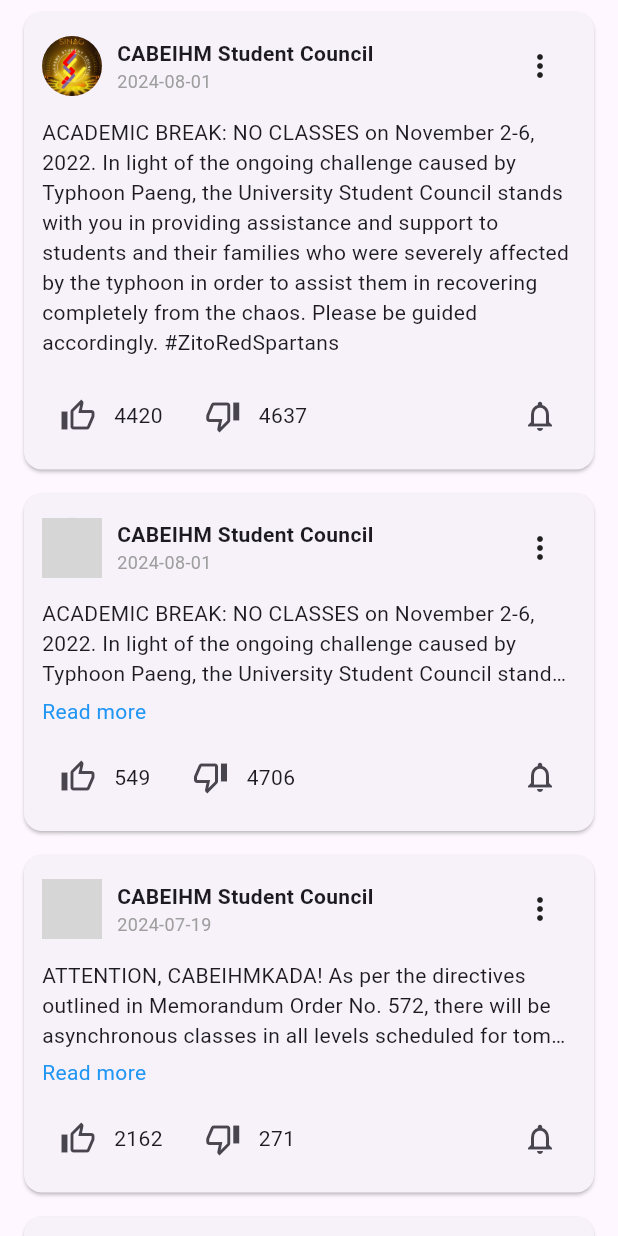
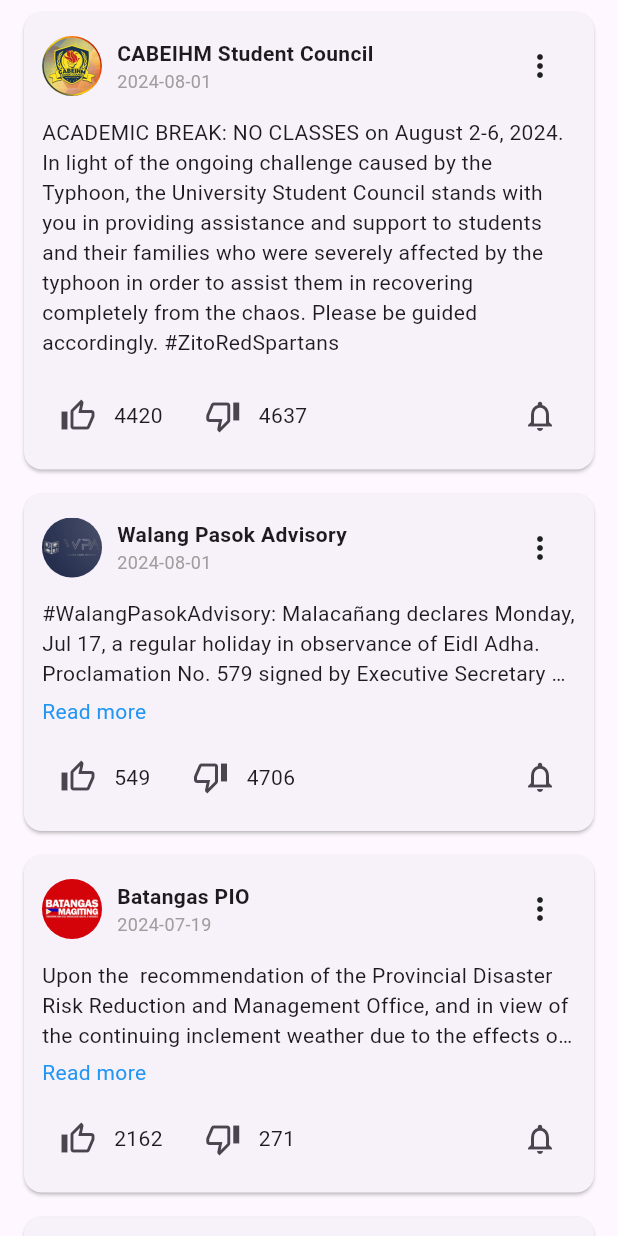
Before and after one commit to AaronCrisologo/Class-Compass-Your-University-Companion-App-, a Flutter app: the AnnouncementsScreen screen opened directly, after a tap on "Read more", on a phone screen of 412 x 824 dp. Run offline on Flutter 3.47's test engine with Material 3 defaults, Android fonts, the light colour scheme and no system bars; our stand-ins replace flutter_colorpicker, font_awesome_flutter; grey boxes are pictures that could not be loaded.

Commit message:
Adjusted mock data
Adjusted data from notification and announcement screens to make it more focused for BSU and Batanagas

```diff
--- a/lib/announcements_screen.dart
+++ b/lib/announcements_screen.dart
@@ -13,10 +13,10 @@ class _AnnouncementsScreenState extends State<AnnouncementsScreen> {
   // Mock announcement data
   final List<Map<String, dynamic>> announcements = [
     {
-      'profilePicture': 'assets/BSUSSC.png', // Path to profile picture
+      'profilePicture': 'assets/cabeihm.jpg',
       'accountName': 'CABEIHM Student Council',
       'message':
-          'ACADEMIC BREAK: NO CLASSES on November 2-6, 2022. In light of the ongoing challenge caused by Typhoon Paeng, the University Student Council stands with you in providing assistance and support to students and their families who were severely affected by the typhoon in order to assist them in recovering completely from the chaos. Please be guided accordingly. #ZitoRedSpartans',
+          'ACADEMIC BREAK: NO CLASSES on August 2-6, 2024. In light of the ongoing challenge caused by the Typhoon, the University Student Council stands with you in providing assistance and support to students and their families who were severely affected by the typhoon in order to assist them in recovering completely from the chaos. Please be guided accordingly. #ZitoRedSpartans',
       'likes': 0,
       'dislikes': 0,
       'notifications': false,
@@ -26,10 +26,10 @@ class _AnnouncementsScreenState extends State<AnnouncementsScreen> {
       'expanded': false,
     },
     {
-      'profilePicture': 'assets/profile2.png', // Path to profile picture
-      'accountName': 'CABEIHM Student Council',
+      'profilePicture': 'assets/wpa.jpg',
+      'accountName': 'Walang Pasok Advisory',
       'message':
-          'ACADEMIC BREAK: NO CLASSES on November 2-6, 2022. In light of the ongoing challenge caused by Typhoon Paeng, the University Student Council stands with you in providing assistance and support to students and their families who were severely affected by the typhoon in order to assist them in recovering completely from the chaos. Please be guided accordingly. #ZitoRedSpartans',
+          '#WalangPasokAdvisory: Malacañang declares Monday, Jul 17, a regular holiday in observance of Eidl Adha. Proclamation No. 579 signed by Executive Secretary Lucas Bersamin was released yesterday, June 5, 2024.',
       'likes': 0,
       'dislikes': 0,
       'notifications': false,
@@ -39,10 +39,10 @@ class _AnnouncementsScreenState extends State<AnnouncementsScreen> {
       'expanded': false,
     },
     {
-      'profilePicture': 'assets/profile3.png', // Path to profile picture
-      'accountName': 'CABEIHM Student Council',
+      'profilePicture': 'assets/batspio.jpg',
+      'accountName': 'Batangas PIO',
       'message':
-          'ATTENTION, CABEIHMKADA! As per the directives outlined in Memorandum Order No. 572, there will be asynchronous classes in all levels scheduled for tomorrow, on November 3, 2022. It is with consideration of the celebration of All Saints\' Day, providing both students and faculty an opportunity to spend time with their families. Source: Office of the University President #CABEIHMAboveandBeyond',
+          'Upon the  recommendation of the Provincial Disaster Risk Reduction and Management Office, and in view of the continuing inclement weather due to the effects of TS Florita (moderate to heavy rains) the Provincial Government of Batangas, as per Gov. DoDo Mandanas, declares that classes, in private and public schools, from kindergarten to senior high school, are suspended tomorrow, 24 August 2022, in the whole Province of Batangas. Stay safe Batangueños! God bless.',
       'likes': 0,
       'dislikes': 0,
       'notifications': false,
@@ -52,7 +52,33 @@ class _AnnouncementsScreenState extends State<AnnouncementsScreen> {
       'expanded': false,
     },
     {
-      'profilePicture': 'assets/profile4.png', // Path to profile picture
+      'profilePicture': 'assets/cics.jpg',
+      'accountName': 'College of Informatics and Computing Sciences - CICS',
+      'message':
+          'Classes will be suspended on all campuses today, April 10, 2024. Only faculty members and employees are expected to report to work. Please be guided accordingly. Dissemination of this advisory to all concerned is desired. Source: Office of the President, Batangas State University',
+      'likes': 0,
+      'dislikes': 0,
+      'notifications': false,
+      'liked': false,
+      'disliked': false,
+      'date': null,
+      'expanded': false,
+    },
+    {
+      'profilePicture': 'assets/cabeihm.jpg',
+      'accountName': 'CABEIHM Student Council',
+      'message':
+          'ATTENTION, CABEIHMKADA! As per the directives outlined in Memorandum Order No. 572, there will be asynchronous classes in all levels scheduled for tomorrow, on July 3, 2024. It is with consideration of the celebration of All Saints\' Day, providing both students and faculty an opportunity to spend time with their families. Source: Office of the University President #CABEIHMAboveandBeyond',
+      'likes': 0,
+      'dislikes': 0,
+      'notifications': false,
+      'liked': false,
+      'disliked': false,
+      'date': null,
+      'expanded': false,
+    },
+    {
+      'profilePicture': 'assets/BSUSSC.png',
       'accountName': 'Supreme Student Council - BatStateU Alangilan Campus',
       'message':
           'In view of Typhoon Signal Number 2 being raised over Eastern Batangas due to Typhoon Paeng, classes are hereby suspended both synchronous and asynchronous on October 29, 2022, Saturday. Keep safe and stay dry, Red Spartans! #WalangPasok #TyphoonKarding',
@@ -65,10 +91,10 @@ class _AnnouncementsScreenState extends State<AnnouncementsScreen> {
       'expanded': false,
     },
     {
-      'profilePicture': 'assets/profile5.png', // Path to profile picture
-      'accountName': 'Supreme Student Council - BatStateU Alangilan Campus',
+      'profilePicture': 'assets/cics_sc.jpg',
+      'accountName': 'CICS Alangilan - Student Council',
       'message':
-          'ANNOUNCEMENT: NO CLASSES Source: Official Gazette Pursuant to Proclamation No. 986 of the President, April 9, 2021 (Friday) was declared as a regular holiday to commemorate the Araw ng Kagitingan. #ZitoRedSpartans',
+          'No classes on Monday for the school holiday. Enjoy your long weekend everyone!',
       'likes': 0,
       'dislikes': 0,
       'notifications': false,
@@ -78,10 +104,10 @@ class _AnnouncementsScreenState extends State<AnnouncementsScreen> {
       'expanded': false,
     },
     {
-      'profilePicture': 'assets/profile6.png', // Path to profile picture
-      'accountName': 'College of Informatics and Computing Sciences - CICS',
+      'profilePicture': 'assets/pagasa.png',
+      'accountName': 'Dost_pagasa',
       'message':
-          'Classes will be suspended on all campuses today, April 10, 2017. Only faculty members and employees are expected to report to work. Please be guided accordingly. Dissemination of this advisory to all concerned is desired. Source: Office of the President, Batangas State University',
+          'TROPICAL CYCLONE BULLETIN NR. 16 Super Typhoon #GoringPH (SAOLA) Issued at 5:00 PM, 27 August 2023 Valid for broadcast until the next bulletin at 11:00 PM today. GORING PERSISTS IN STRENGTH WHILE MOVING SOUTH SOUTHEASTWARD EAST NORTHEAST OF CASIGURAN, AURORA',
       'likes': 0,
       'dislikes': 0,
       'notifications': false,
@@ -91,7 +117,7 @@ class _AnnouncementsScreenState extends State<AnnouncementsScreen> {
       'expanded': false,
     },
     {
-      'profilePicture': 'assets/profile7.png', // Path to profile picture
+      'profilePicture': 'assets/cics.jpg',
       'accountName': 'College of Informatics and Computing Sciences - CICS',
       'message':
           'Due to the moderate and heavy rains brought by Tropical Depression Florita, and by recommendation of the Batangas City Mayor, Face-to-Face and Online Classes in ALL LEVELS of BatStateU Pablo Borbon and BatStateU Alangilan are hereby suspended today, August 24. Please observe safety precautions until the situation has normalized.',
@@ -104,7 +130,7 @@ class _AnnouncementsScreenState extends State<AnnouncementsScreen> {
       'expanded': false,
     },
     {
-      'profilePicture': 'assets/profile8.png', // Path to profile picture
+      'profilePicture': 'assets/BSUSSC.png',
       'accountName': 'Supreme Student Council - BatStateU Alangilan Campus',
       'message':
           'Classes are suspended tomorrow due to typhoon warnings. Stay safe everyone!',
@@ -117,20 +143,7 @@ class _AnnouncementsScreenState extends State<AnnouncementsScreen> {
       'expanded': false,
     },
     {
-      'profilePicture': 'assets/profile9.png', // Path to profile picture
-      'accountName': 'CICS Alangilan - Student Council',
-      'message':
-          'No classes on Monday for the school holiday. Enjoy your long weekend!',
-      'likes': 0,
-      'dislikes': 0,
-      'notifications': false,
-      'liked': false,
-      'disliked': false,
-      'date': null,
-      'expanded': false,
-    },
-    {
-      'profilePicture': 'assets/profile10.png', // Path to profile picture
+      'profilePicture': 'assets/cics.jpg',
       'accountName': 'College of Informatics and Computing Sciences - CICS',
       'message':
           'Class schedules will be adjusted due to ongoing repairs in the main building. Check the updated schedule on our website.',
@@ -143,8 +156,8 @@ class _AnnouncementsScreenState extends State<AnnouncementsScreen> {
       'expanded': false,
     },
     {
-      'profilePicture': 'assets/profile11.png', // Path to profile picture
-      'accountName': 'Walang Pasok',
+      'profilePicture': 'assets/wpa.jpg',
+      'accountName': 'Walang Pasok Advisory',
       'message':
           'Classes are suspended today due to heavy rainfall and flooding in the area. Stay dry and safe!',
       'likes': 0,
@@ -156,7 +169,7 @@ class _AnnouncementsScreenState extends State<AnnouncementsScreen> {
       'expanded': false,
     },
     {
-      'profilePicture': 'assets/profile12.png', // Path to profile picture
+      'profilePicture': 'assets/batspio.jpg',
       'accountName': 'Batangas PIO',
       'message':
           'Typhoon Signal Number 3 is raised in our area. Classes are suspended until further notice.',
@@ -169,10 +182,23 @@ class _AnnouncementsScreenState extends State<AnnouncementsScreen> {
       'expanded': false,
     },
     {
-      'profilePicture': 'assets/profile13.png', // Path to profile picture
-      'accountName': 'PAG-ASA',
+      'profilePicture': 'assets/pagasa.png',
+      'accountName': 'Dost_pagasa',
       'message':
           'Weather update: Typhoon approaching. Please monitor local news for announcements on class suspensions.',
+      'likes': 0,
+      'dislikes': 0,
+      'notifications': false,
+      'liked': false,
+      'disliked': false,
+      'date': null,
+      'expanded': false,
+    },
+    {
+      'profilePicture': 'assets/BSUSSC.png',
+      'accountName': 'Supreme Student Council - BatStateU Alangilan Campus',
+      'message':
+          'ANNOUNCEMENT: NO CLASSES Source: Official Gazette Pursuant to Proclamation No. 986 of the President, April 9, 2021 (Friday) was declared as a regular holiday to commemorate the Araw ng Kagitingan. #ZitoRedSpartans',
       'likes': 0,
       'dislikes': 0,
       'notifications': false,
--- a/lib/login_screen.dart
+++ b/lib/login_screen.dart
@@ -105,6 +105,7 @@ class _LoginScreenState extends State<LoginScreen> {
                           onPressed: _login,
                           style: ElevatedButton.styleFrom(
                             iconColor: Colors.red[700],
+                            foregroundColor: Colors.red,
                             padding: EdgeInsets.symmetric(
                                 horizontal: 50, vertical: 15),
                             shape: RoundedRectangleBorder(
--- a/lib/notifications_screen.dart
+++ b/lib/notifications_screen.dart
@@ -9,29 +9,45 @@ class _NotificationScreenState extends State<NotificationScreen> {
   final List<Map<String, dynamic>> notifications = [
     // Announcement Screen Data
     {
-      'title': 'Library Closure',
+      'title': 'Class Announcement',
+      'description':
+          'Please be advised that a power outage is scheduled to occur on August 14 from 10:00 am to 12:00pm. Due to this outage, all classes scheduled during this time may be canceled or rescheduled.',
+      'type': 'class',
+      'date': DateTime.now().add(Duration(days: 5)),
+      'expanded': false,
+    },
+    {
+      'title': 'Batangas State University Library - Alangilan',
       'description':
           'The campus library will be closed on July 24 for a staff training event. Please plan your visits accordingly. Online resources will still be available during this time.',
       'type': 'announcement',
       'date': DateTime(2024, 7, 24),
-      'profilePic': 'https://via.placeholder.com/150',
-      'expanded': false,
-    },
-    {
-      'title': 'Career Fair Announcement',
-      'description':
-          'A career fair will be held on July 25 from 9:00 AM to 4:00 PM in the main hall. Students are encouraged to bring their resumes and meet with potential employers. Don’t miss this opportunity to network and explore job opportunities.',
-      'type': 'announcement',
-      'date': DateTime(2024, 7, 25),
-      'profilePic': 'https://via.placeholder.com/150',
+      'profilePic': 'assets/bsulib.jpg',
       'expanded': false,
     },
     {
       'title': 'No Classes - National Holiday',
       'description':
-          'There will be no classes on July 20 due to the National Independence Day celebration. Enjoy your holiday!',
+          'There will be no classes on tomorrow, August 9 2024, due to Ninoy Aquino Day celebration. Enjoy your holiday!',
       'type': 'holiday',
       'date': DateTime(2024, 7, 20),
+      'expanded': false,
+    },
+    {
+      'title': 'Partial Asychronous Classes',
+      'description':
+          'There will be a partial no class on July 22 from 10:00 AM to 12:00 PM due to maintenance work in the building. Classes during this time will be asynchronous. Please check your email for further instructions from your professors.',
+      'type': 'custom_event',
+      'date': DateTime(2024, 7, 22),
+      'expanded': false,
+    },
+    {
+      'title': 'CICS Alangilan - Student Council',
+      'description':
+          'The Student Council will be holding a virtual town hall meeting on July 18 at 3:00 PM. All students are encouraged to attend and voice their concerns. Your participation is important for making positive changes on campus.',
+      'type': 'announcement',
+      'date': DateTime(2024, 7, 18),
+      'profilePic': 'assets/cics_sc.jpg',
       'expanded': false,
     },
     {
@@ -43,45 +59,12 @@ class _NotificationScreenState extends State<NotificationScreen> {
       'expanded': false,
     },
     {
-      'title': 'Partial No Class - Maintenance',
+      'title': 'College of Informatics and Computing Sciences - CICS',
       'description':
-          'There will be a partial no class on July 22 from 10:00 AM to 12:00 PM due to maintenance work in the building. Classes during this time will be asynchronous. Please check your email for further instructions from your professors.',
-      'type': 'custom_event',
-      'date': DateTime(2024, 7, 22),
-      'expanded': false,
-    },
-    {
-      'title': 'Student Council Announcement',
-      'description':
-          'The Student Council will be holding a virtual town hall meeting on July 18 at 3:00 PM. All students are encouraged to attend and voice their concerns. Your participation is important for making positive changes on campus.',
+          'In light of the upcoming University Festival, all classes scheduled for July 23, 2024 will be suspended to allow everyone to participate and enjoy the festivities. This event is a great opportunity to engage with your peers and take part in various exciting activities organized by the student body.',
       'type': 'announcement',
-      'date': DateTime(2024, 7, 18),
-      'profilePic': 'https://via.placeholder.com/150',
-      'expanded': false,
-    },
-    {
-      'title': 'Upcoming Math Class',
-      'description':
-          'Don’t forget your Math class with Professor Smith at 10:00 AM. Be prepared and bring your homework. Please be on time and review the materials beforehand.',
-      'type': 'class',
-      'date': DateTime.now().add(Duration(hours: 1)),
-      'expanded': false,
-    },
-    {
-      'title': 'Reminder - Assignment Due',
-      'description':
-          'Your assignment for the Data Structures class is due tomorrow. Make sure to submit it before midnight. Please double-check your work and submit via the portal.',
-      'type': 'class',
       'date': DateTime.now().add(Duration(days: 1)),
-      'expanded': false,
-    },
-    {
-      'title': 'COVID-19 Safety Measures Update',
-      'description':
-          'Please adhere to the updated COVID-19 safety measures on campus. Wear masks at all times, maintain social distancing, and sanitize your hands regularly. Let’s work together to keep our community safe.',
-      'type': 'announcement',
-      'date': DateTime(2024, 7, 17),
-      'profilePic': 'https://via.placeholder.com/150',
+      'profilePic': 'assets/cics.jpg',
       'expanded': false,
     },
   ];
```
Also changed, not shown: pubspec.yaml (+8 -0 lines), assets/batspio.jpg (added), assets/bsulib.jpg (added), assets/cabeihm.jpg (added), assets/cics.jpg (added), assets/cics_sc.jpg (added), assets/pagasa.png (added), assets/wpa.jpg (added).
